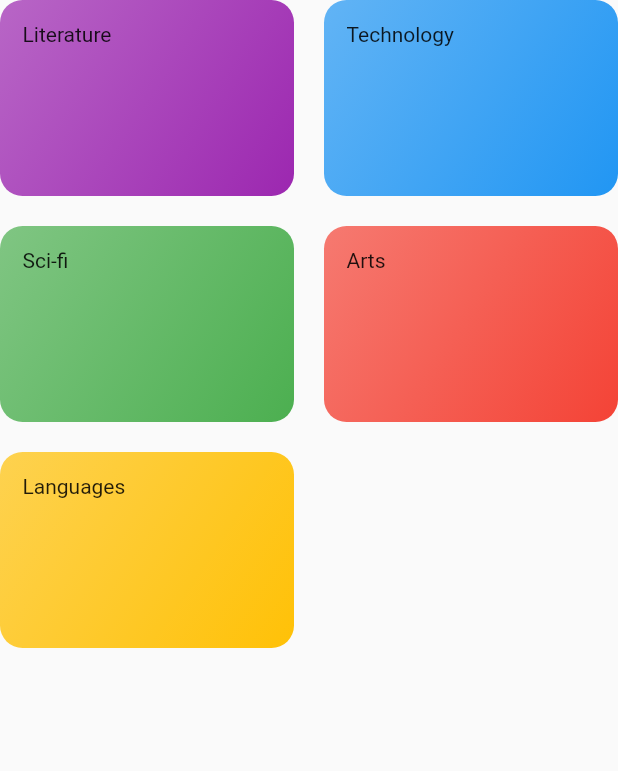
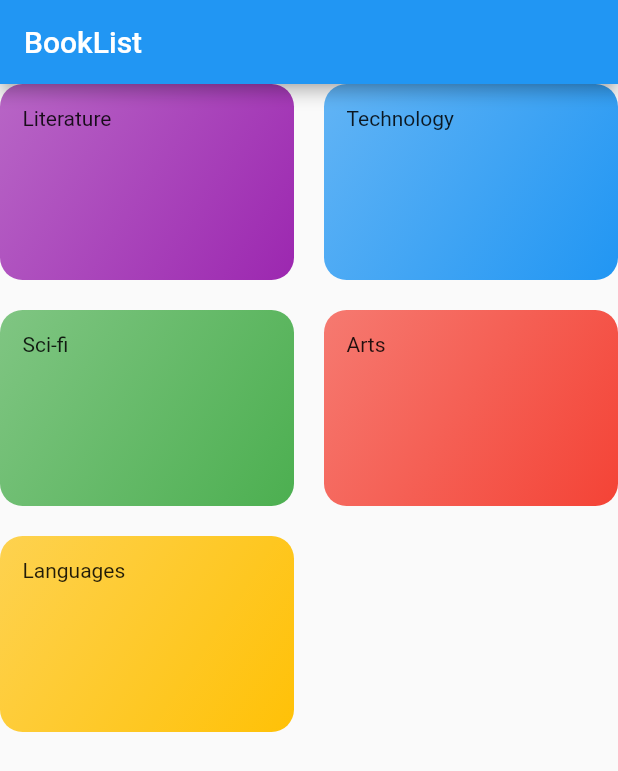
Before and after one commit to cin-derella/flutter_booklist, a Flutter app: the CategoriesScreen screen opened directly, on a phone screen of 412 x 824 dp. Shown: the top 771 px of the screen. Run offline on Flutter 3.47's test engine with Material 2 defaults, Android fonts, the phone set to English and light mode, and no system bars.

Commit message:
register a screen  as the main screen

```diff
--- a/lib/categories_screen.dart
+++ b/lib/categories_screen.dart
@@ -5,7 +5,11 @@ import './category_item.dart';
 class CategoriesScreen extends StatelessWidget {
   @override
   Widget build(BuildContext context) {
-    return GridView(
+    return Scaffold(
+      appBar: AppBar(
+        title: const Text('BookList'),
+      ),
+      body: GridView(
         children: DUMMY_CATEGORIES
             .map(
               (catData) => CategoryItem(
@@ -20,6 +24,7 @@ class CategoriesScreen extends StatelessWidget {
           crossAxisSpacing: 20,
           mainAxisSpacing: 20,
         ),
+      ),
     );
   }
 }
```
Also changed, not shown: lib/main.dart (+2 -32 lines). Lines whose indentation alone changed are shown as unchanged.
